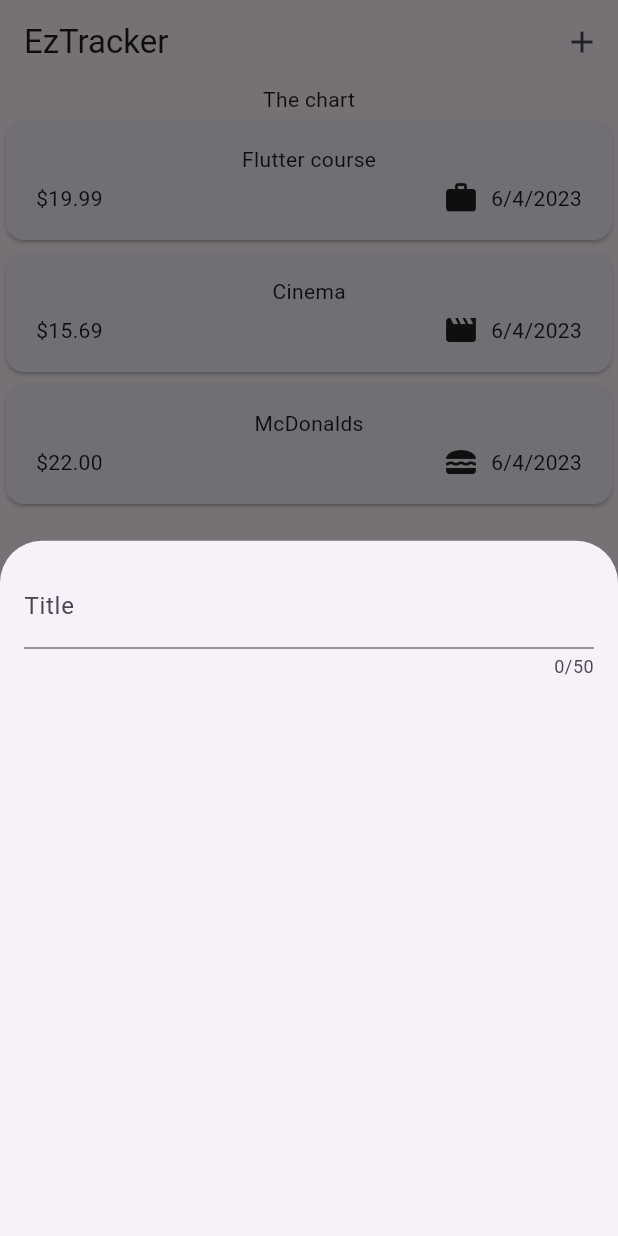
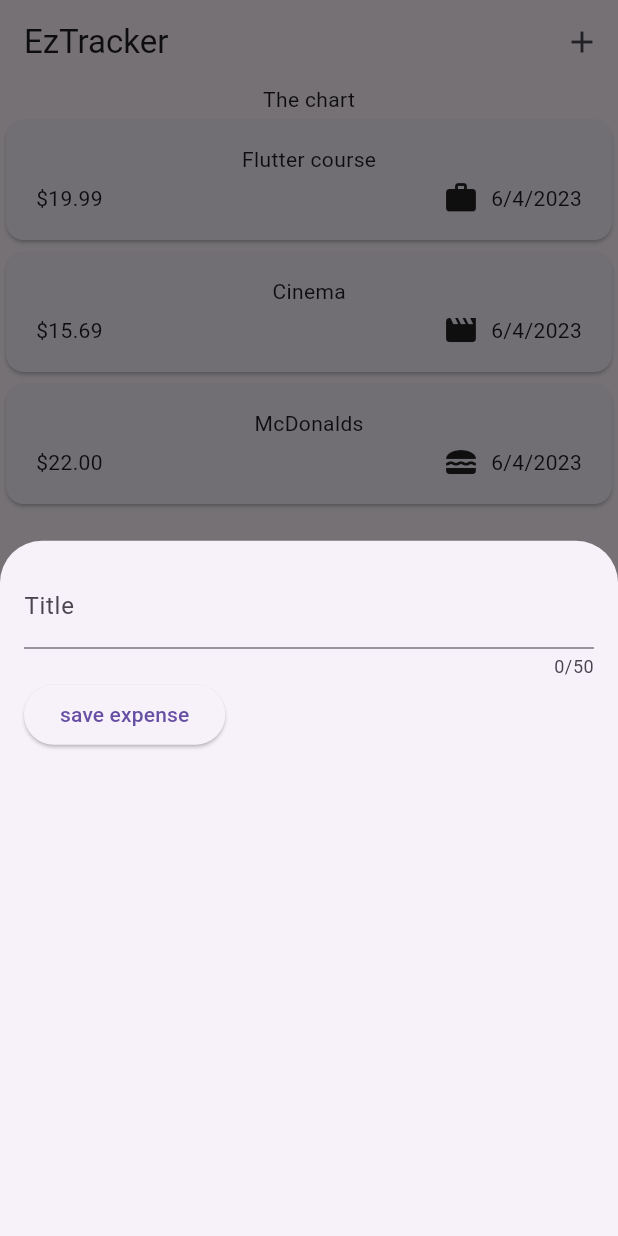
Before and after one commit to vicentedpsantos/expense_tracker_flutter, a Flutter app: the screen it shows after launch, after a tap on the "add" icon, on a phone screen of 412 x 824 dp. Run offline on Flutter 3.47's test engine with Material 2 defaults, Android fonts, the phone set to English and light mode, and no system bars.

```diff
--- a/lib/widgets/new_expense.dart
+++ b/lib/widgets/new_expense.dart
@@ -8,13 +8,29 @@ class NewExpense extends StatefulWidget {
 }
 
 class _NewExpenseState extends State<NewExpense> {
+  var _enteredTitle = '';
+
+  void _saveTitleInput(String inputValue) {
+    _enteredTitle = inputValue;
+  }
+
   @override
   Widget build(context) {
     return Padding(
       padding: const EdgeInsets.all(16),
-      child: Column(children: const [
+      child: Column(children: [
         TextField(
-            maxLength: 50, decoration: InputDecoration(label: Text('Title'))),
+          maxLength: 50,
+          decoration: InputDecoration(label: Text('Title')),
+          onChanged: _saveTitleInput,
+        ),
+        Row(children: [
+          ElevatedButton(
+              onPressed: () {
+                print(_enteredTitle);
+              },
+              child: Text('save expense'))
+        ])
       ]),
     );
   }
```
